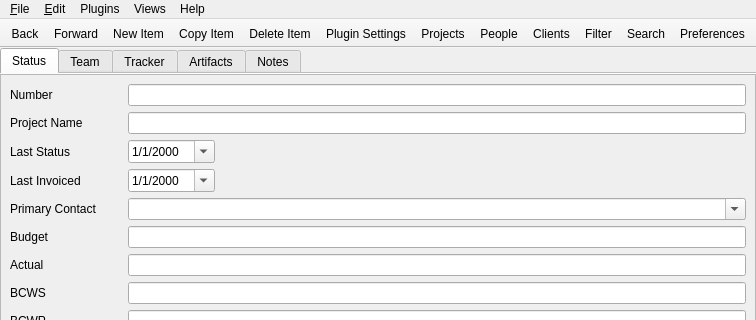
kestermckinney/ProjectNotes, file mainwindow.ui: the form before one commit; both pictures show x 0 to 756 and y 0 to 320 of the 756 by 629 pixel window.
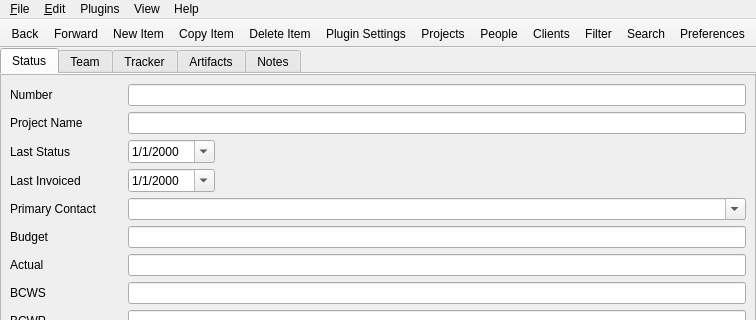
The form after the commit. Icons and pictures are not drawn. Custom widgets are drawn as their Qt base class.

```diff
--- a/mainwindow.ui
+++ b/mainwindow.ui
@@ -1373,9 +1373,9 @@
     <addaction name="actionView_Console"/>
     <addaction name="separator"/>
    </widget>
-   <widget class="QMenu" name="menuViews">
+   <widget class="QMenu" name="menuView">
     <property name="title">
-     <string>Views</string>
+     <string>View</string>
     </property>
     <addaction name="actionInternal_Items"/>
     <addaction name="actionAll_Tracker_Action_Items"/>
@@ -1405,7 +1405,7 @@
    <addaction name="menuFile"/>
    <addaction name="menuEdit"/>
    <addaction name="menuPlugins"/>
-   <addaction name="menuViews"/>
+   <addaction name="menuView"/>
    <addaction name="menuHelp"/>
   </widget>
   <widget class="QStatusBar" name="statusbar"/>
```
Left out of the diff: 9 changed lines with no effect on the pictures.
